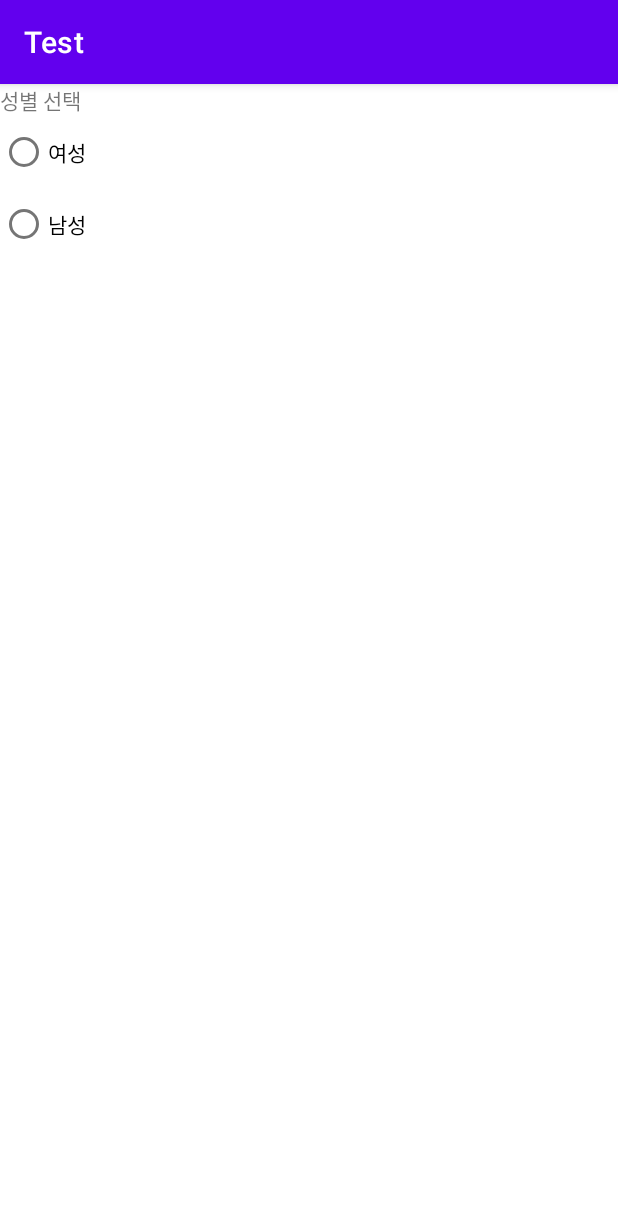
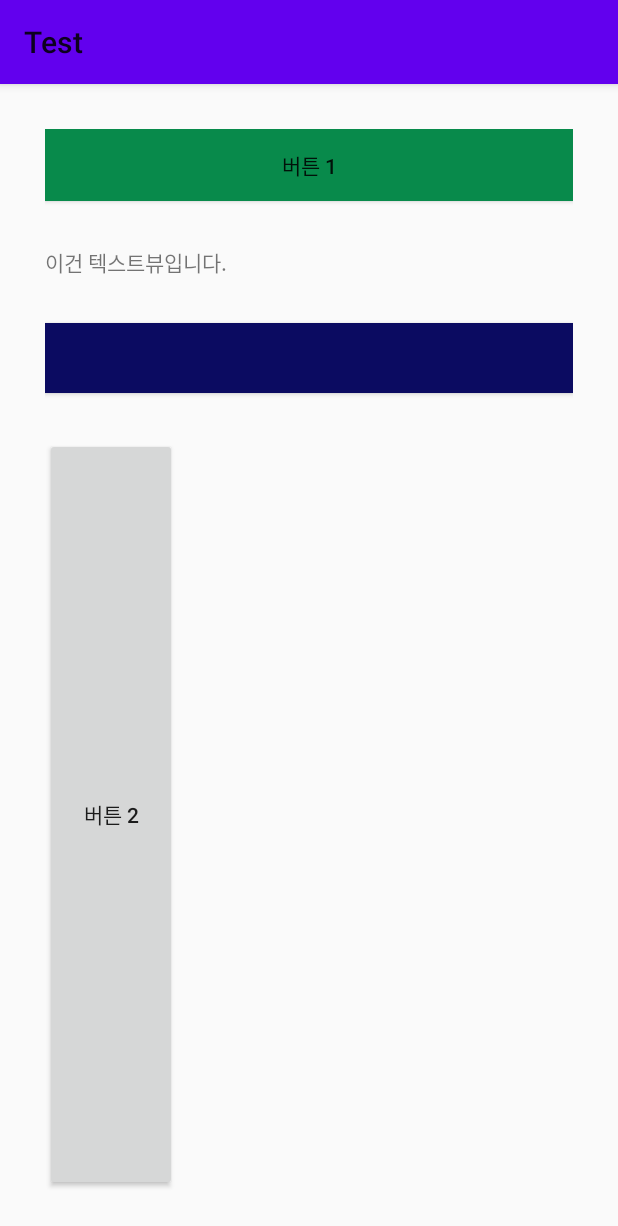
Before and after one commit to HyeSunJeong/Android, an Android app: the screen it shows after launch (MainActivity), on a phone screen of 412 x 824 dp. Shown: the top 1226 px of the screen. Run offline under Robolectric (Android 15) with nearby library versions, the phone set to English and light mode, and no system bars.

Commit message:
ex 4-2: XML (Button, TextView)

```diff
--- a/app/src/main/java/com/example/test/MainActivity.java
+++ b/app/src/main/java/com/example/test/MainActivity.java
@@ -10,28 +10,28 @@ import android.widget.Toast;
 
 public class MainActivity extends AppCompatActivity {
 
-    RadioButton female;
-    RadioButton male;
+    Button button1;
+    Button button2;
 
     @Override
     protected void onCreate(Bundle savedInstanceState) {
         super.onCreate(savedInstanceState);
         setContentView(R.layout.activity_main);
 
-        female = (RadioButton) findViewById(R.id.female);
-        male = (RadioButton) findViewById(R.id.male);
+        button1 = (Button) findViewById(R.id.button1);
+        button2 = (Button) findViewById(R.id.button2);
 
-        female.setOnClickListener(new View.OnClickListener() {
+        button1.setOnClickListener(new View.OnClickListener() {
             @Override
             public void onClick(View view) {
-                Toast.makeText(getApplicationContext(), "너는 여자구나!", Toast.LENGTH_SHORT).show();
+                Toast.makeText(getApplicationContext(), "버튼 1이 눌렸습니다!", Toast.LENGTH_SHORT).show();
             }
         });
 
-        male.setOnClickListener(new View.OnClickListener() {
+        button2.setOnClickListener(new View.OnClickListener() {
             @Override
             public void onClick(View view) {
-                Toast.makeText(getApplicationContext(), "너는 남자구나!", Toast.LENGTH_SHORT).show();
+                Toast.makeText(getApplicationContext(), "버튼 2가 놀렸습니다!", Toast.LENGTH_SHORT).show();
             }
         });
 
--- a/app/src/main/res/layout/activity_main.xml
+++ b/app/src/main/res/layout/activity_main.xml
@@ -3,24 +3,30 @@
     xmlns:tools="http://schemas.android.com/tools"
     android:layout_width="match_parent"
     android:layout_height="match_parent"
+    android:padding="30dp"
     android:orientation="vertical">
 
+    <Button
+        android:id="@+id/button1"
+        android:layout_width="match_parent"
+        android:layout_height="wrap_content"
+        android:text="버튼 1"
+        android:layout_marginBottom="30dp"
+        android:background="#088A4B"/>
     <TextView
-        android:id="@+id/textView1"
         android:layout_width="wrap_content"
         android:layout_height="wrap_content"
-        android:text="성별 선택"/>
-
-    <RadioButton
-        android:id="@+id/female"
+        android:text="이건 텍스트뷰입니다."
+        android:layout_marginBottom="30dp"/>
+    <Button
+        android:layout_width="match_parent"
+        android:layout_height="70px"
+        android:layout_marginBottom="30dp"
+        android:background="#0B0B61"/>
+    <Button
+        android:id="@+id/button2"
         android:layout_width="wrap_content"
-        android:layout_height="wrap_content"
-        android:text="여성"/>
-
-    <RadioButton
-        android:id="@+id/male"
-        android:layout_width="wrap_content"
-        android:layout_height="wrap_content"
-        android:text="남성"/>
+        android:layout_height="match_parent"
+        android:text="버튼 2"/>
 
 </LinearLayout>
--- a/app/src/main/res/values/themes.xml
+++ b/app/src/main/res/values/themes.xml
@@ -1,6 +1,6 @@
 <resources xmlns:tools="http://schemas.android.com/tools">
     <!-- Base application theme. -->
-    <style name="Theme.Test" parent="Theme.MaterialComponents.DayNight.DarkActionBar">
+    <style name="Theme.Test" parent="Theme.AppCompat.Light">
         <!-- Primary brand color. -->
         <item name="colorPrimary">@color/purple_500</item>
         <item name="colorPrimaryVariant">@color/purple_700</item>
```
